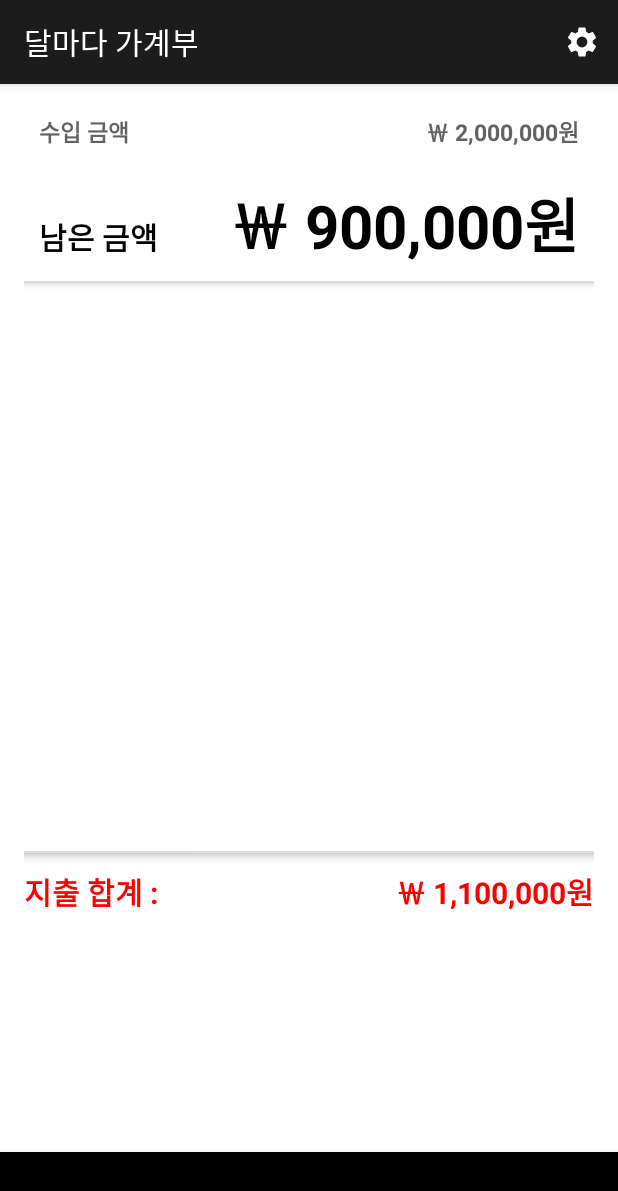
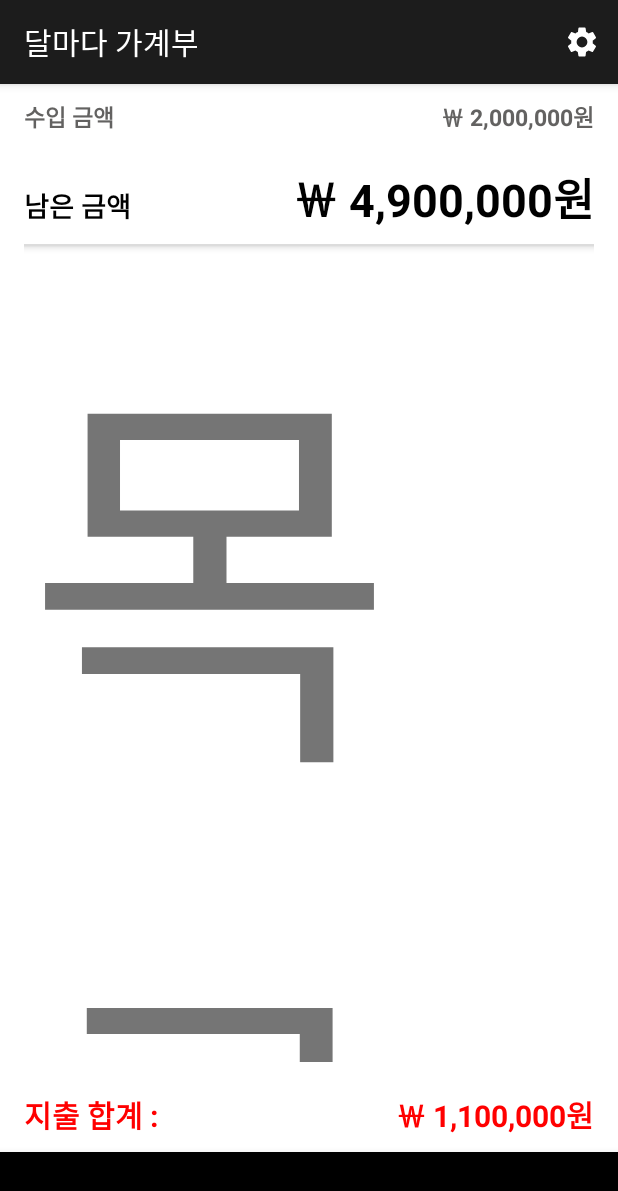
Before and after one commit to ljhmln/Monthly_Pay, an Android app: the screen it shows after launch (MainActivity), on a phone screen of 412 x 824 dp. Shown: the top 1191 px of the screen. Run offline under Robolectric (Android 15) with nearby library versions, the phone set to English and light mode, and no system bars.

Commit message:
2020-06-02 레이아웃 제작중 (main moneypage 제작)

```diff
--- a/Monthly_Household_Account_Book/app/build.gradle
+++ b/Monthly_Household_Account_Book/app/build.gradle
@@ -26,6 +26,8 @@ android {
 dependencies {
     implementation fileTree(dir: 'libs', include: ['*.jar'])
 
+    implementation 'com.github.PhilJay:MPAndroidChart:v3.1.0'
+    implementation 'com.nineoldandroids:library:2.4.0'
     implementation 'androidx.appcompat:appcompat:1.1.0'
     implementation 'androidx.constraintlayout:constraintlayout:1.1.3'
     //noinspection GradleCompatible
--- a/Monthly_Household_Account_Book/app/src/main/res/layout/money.xml
+++ b/Monthly_Household_Account_Book/app/src/main/res/layout/money.xml
@@ -1,5 +1,6 @@
 <?xml version="1.0" encoding="utf-8"?>
 <LinearLayout xmlns:android="http://schemas.android.com/apk/res/android"
+    xmlns:tools="http://schemas.android.com/tools"
     android:orientation="vertical" android:layout_width="match_parent"
     android:layout_height="match_parent"
     android:background="#ffffff">
@@ -8,7 +9,7 @@
         android:layout_width="match_parent"
         android:layout_height="wrap_content"
         android:orientation="vertical"
-        android:padding="10sp"
+        android:paddingBottom="10sp"
         android:elevation="3sp"
         android:layout_marginTop="10sp"
         android:background="@drawable/guide">
@@ -52,7 +53,7 @@
                 android:layout_weight="3"
                 android:text="남은 금액"
                 android:textStyle="bold"
-                android:textSize="20sp"
+                android:textSize="18sp"
                 android:gravity="left"
                 android:textColor="#000000"/>
 
@@ -61,30 +62,41 @@
                 android:layout_height="wrap_content"
                 android:layout_weight="1"
                 android:textColor="#000000"
-                android:text="￦ 900,000원"
+                android:textAlignment="textEnd"
+                android:text="￦ 4,900,000원"
                 android:textStyle="bold"
-                android:textSize="40sp"
-                android:gravity="right"/>
+                android:textSize="30sp"
+                android:gravity="right"
+                tools:ignore="RtlCompat" />
         </LinearLayout>
 
     </LinearLayout>
-
+    <ScrollView
+        android:layout_weight="1"
+        android:layout_width="match_parent"
+        android:layout_height="wrap_content">
         <LinearLayout
             android:layout_marginTop="10sp"
             android:layout_width="match_parent"
-        android:layout_height="370sp"
+            android:layout_height="wrap_content"
             android:orientation="vertical"
             android:elevation="3sp"
             android:background="@drawable/center_guide">
 
+            <TextView
+                android:layout_width="wrap_content"
+                android:layout_height="wrap_content"
+                android:text="목록"
+                android:textSize="270sp" />
         </LinearLayout>
-
-
+    </ScrollView>
     <LinearLayout
         android:layout_marginTop="10sp"
         android:layout_width="match_parent"
         android:layout_height="wrap_content"
         android:orientation="horizontal"
+        android:paddingTop="10sp"
+        android:paddingBottom="10sp"
        >
         <TextView
             android:layout_width="match_parent"
--- a/Monthly_Household_Account_Book/build.gradle
+++ b/Monthly_Household_Account_Book/build.gradle
@@ -5,6 +5,7 @@ buildscript {
     repositories {
         google()
         jcenter()
+        maven {url"https://jitpack.io"}
 
     }
     dependencies {
```
Also changed, not shown: Monthly_Household_Account_Book/app/src/main/java/com/example/monthly_household_account_book/Chart.java (+8 -0 lines), Monthly_Household_Account_Book/app/src/main/res/layout/chart.xml (+31 -5 lines). Lines whose indentation alone changed are shown as unchanged.
